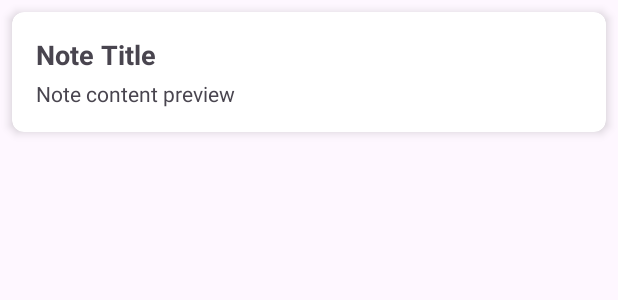
After one commit to ivarjt/notes-app, an Android app built with Jetpack Compose: the layout item_layout.xml on its own in the app's theme, with its tools: preview values and no code run, on a phone screen of 412 x 824 dp. The commit adds this screen. Shown: the top 300 px of the screen. Run offline under Robolectric (Android 15) with nearby library versions, the phone set to English and light mode, and no system bars.

Commit message:
Added functionality to display notes

```diff
--- a/app/src/main/java/se/itdata/notes/database/NoteDao.kt
+++ b/app/src/main/java/se/itdata/notes/database/NoteDao.kt
@@ -14,4 +14,6 @@ interface NoteDao {
 
     @Query("SELECT * FROM notes")
     fun getAllNotes(): LiveData<List<Note>>
+
+    //TODO: Delete note, Edit Note
 }
--- /dev/null
+++ b/app/src/main/res/layout/item_layout.xml
@@ -0,0 +1,41 @@
+<?xml version="1.0" encoding="utf-8"?>
+<androidx.cardview.widget.CardView xmlns:android="http://schemas.android.com/apk/res/android"
+    xmlns:tools="http://schemas.android.com/tools"
+    android:layout_width="match_parent"
+    android:layout_height="wrap_content"
+    xmlns:app="http://schemas.android.com/apk/res-auto"
+    android:layout_margin="8dp"
+    app:cardCornerRadius="8dp"
+    app:cardElevation="4dp">
+
+    <LinearLayout
+        android:layout_width="match_parent"
+        android:layout_height="wrap_content"
+        android:orientation="vertical"
+        android:padding="16dp">
+
+        <!-- Note Title -->
+        <TextView
+            android:layout_width="match_parent"
+            android:layout_height="wrap_content"
+            android:id="@+id/textViewTitle"
+            android:text="Note Title"
+            android:textSize="18sp"
+            android:textStyle="bold"
+            android:maxLines="1"
+            android:ellipsize="end"/>
+
+        <!-- Note Content -->
+        <TextView
+            android:layout_width="match_parent"
+            android:layout_height="wrap_content"
+            android:id="@+id/textViewContent"
+            android:text="Note content preview"
+            android:textSize="14sp"
+            android:layout_marginTop="4dp"
+            android:maxLines="4"
+            android:ellipsize="end"/>
+
+    </LinearLayout>
+
+</androidx.cardview.widget.CardView>
```
Also changed, not shown: app/src/main/java/se/itdata/notes/MainActivity.kt (+22 -2 lines), app/src/main/java/se/itdata/notes/ui/adapter/NotesAdapter.kt (added, +37 -0 lines), app/src/main/res/layout/activity_main.xml (+13 -5 lines), 1 other file.
